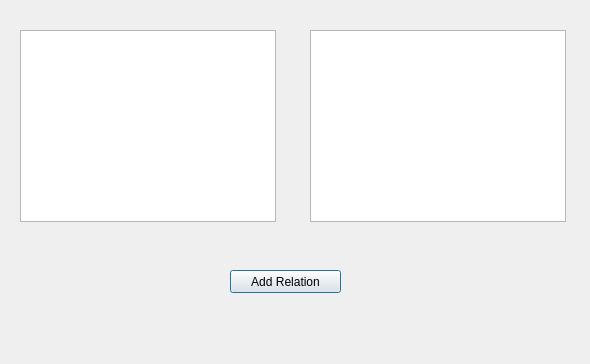
Old version of the form Group36W3/ui/relations.ui in the repository skulia15/Group36.
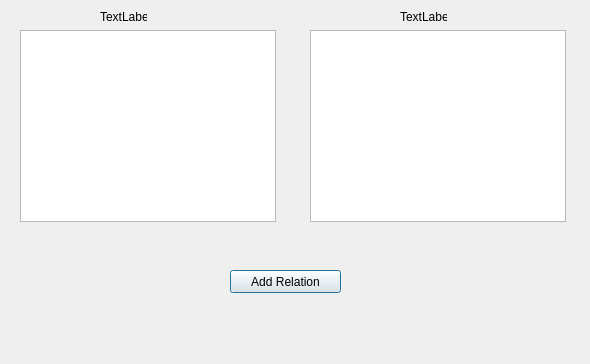
New version of the form.

Patch:
```diff
--- a/Group36W3/ui/relations.ui
+++ b/Group36W3/ui/relations.ui
@@ -76,6 +76,32 @@
     <string>Add Relation</string>
    </property>
   </widget>
+  <widget class="QLabel" name="label_error_Sci">
+   <property name="geometry">
+    <rect>
+     <x>100</x>
+     <y>10</y>
+     <width>47</width>
+     <height>13</height>
+    </rect>
+   </property>
+   <property name="text">
+    <string>TextLabel</string>
+   </property>
+  </widget>
+  <widget class="QLabel" name="label_error_cpu">
+   <property name="geometry">
+    <rect>
+     <x>400</x>
+     <y>10</y>
+     <width>47</width>
+     <height>13</height>
+    </rect>
+   </property>
+   <property name="text">
+    <string>TextLabel</string>
+   </property>
+  </widget>
  </widget>
  <resources/>
  <connections/>
```
